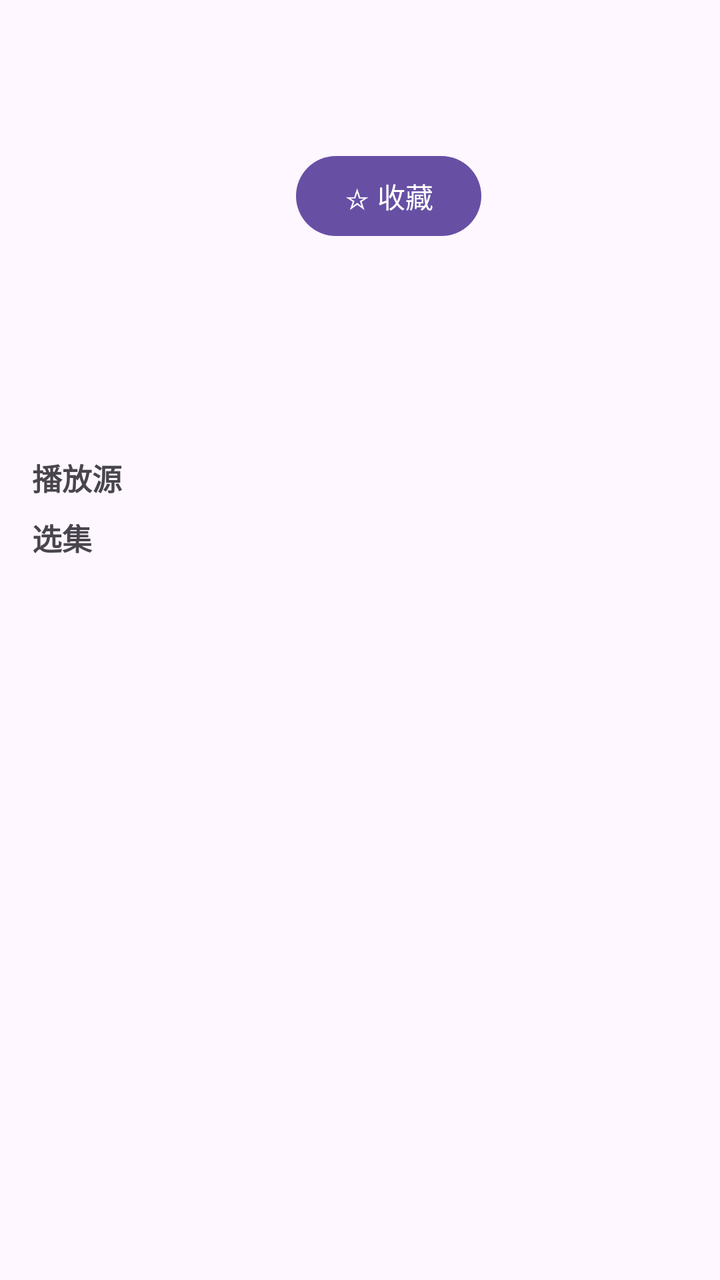
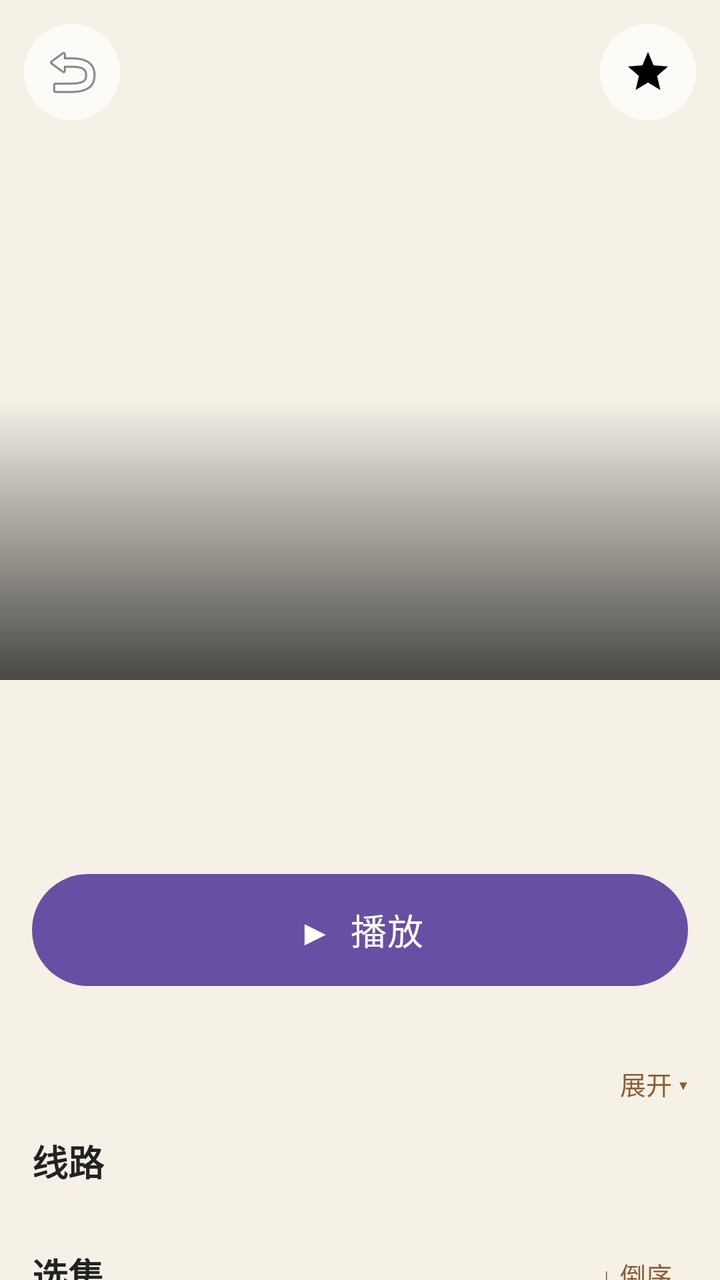

The first picture is an Android layout as it rendered before a commit; the second is the same layout after the commit. The layout source and the unified diff follow.
<!-- AndroidManifest.xml: application theme Theme.BoxZero -->
<!-- res/layout/activity_detail.xml -->
<?xml version="1.0" encoding="utf-8"?>
<ScrollView xmlns:android="http://schemas.android.com/apk/res/android"
    android:layout_width="match_parent"
    android:layout_height="match_parent">

    <LinearLayout
        android:layout_width="match_parent"
        android:layout_height="wrap_content"
        android:orientation="vertical"
        android:padding="16dp">

        <LinearLayout
            android:layout_width="match_parent"
            android:layout_height="wrap_content"
            android:orientation="horizontal">

            <ImageView
                android:id="@+id/poster"
                android:layout_width="120dp"
                android:layout_height="170dp"
                android:scaleType="centerCrop" />

            <LinearLayout
                android:layout_width="match_parent"
                android:layout_height="wrap_content"
                android:layout_marginStart="12dp"
                android:orientation="vertical">

                <TextView
                    android:id="@+id/title"
                    android:layout_width="match_parent"
                    android:layout_height="wrap_content"
                    android:textSize="18sp"
                    android:textStyle="bold" />

                <TextView
                    android:id="@+id/remarks"
                    android:layout_width="match_parent"
                    android:layout_height="wrap_content"
                    android:layout_marginTop="8dp"
                    android:textSize="13sp" />

                <Button
                    android:id="@+id/btnFav"
                    android:layout_width="wrap_content"
                    android:layout_height="wrap_content"
                    android:layout_marginTop="8dp"
                    android:layout_marginEnd="8dp"
                    android:text="☆ 收藏" />

                <Button
                    android:id="@+id/btnTmdb"
                    android:layout_width="wrap_content"
                    android:layout_height="wrap_content"
                    android:layout_marginTop="8dp"
                    android:text="TMDB 补全"
                    android:visibility="gone" />
            </LinearLayout>
        </LinearLayout>

        <TextView
            android:id="@+id/content"
            android:layout_width="match_parent"
            android:layout_height="wrap_content"
            android:layout_marginTop="12dp"
            android:textSize="13sp" />

        <TextView
            android:layout_width="match_parent"
            android:layout_height="wrap_content"
            android:layout_marginTop="12dp"
            android:text="播放源"
            android:textSize="15sp"
            android:textStyle="bold" />

        <HorizontalScrollView
            android:layout_width="match_parent"
            android:layout_height="wrap_content">

            <LinearLayout
                android:id="@+id/srcRow"
                android:layout_width="wrap_content"
                android:layout_height="wrap_content"
                android:orientation="horizontal" />
        </HorizontalScrollView>

        <TextView
            android:layout_width="match_parent"
            android:layout_height="wrap_content"
            android:layout_marginTop="8dp"
            android:text="选集"
            android:textSize="15sp"
            android:textStyle="bold" />

        <GridLayout
            android:id="@+id/epGrid"
            android:layout_width="match_parent"
            android:layout_height="wrap_content"
            android:columnCount="4"
            android:layout_marginTop="4dp" />

    </LinearLayout>
</ScrollView>
<!-- resources referenced by this layout -->
<resources>
  <style name="Theme.BoxZero" parent="Theme.Material3.DayNight.NoActionBar">
      </style>
</resources>

<!-- the commit's change to res/layout/activity_detail.xml (unified diff, before → after) -->
@@ -1,103 +1,184 @@
 <?xml version="1.0" encoding="utf-8"?>
-<ScrollView xmlns:android="http://schemas.android.com/apk/res/android"
+<FrameLayout xmlns:android="http://schemas.android.com/apk/res/android"
     android:layout_width="match_parent"
-    android:layout_height="match_parent">
+    android:layout_height="match_parent"
+    android:background="#F6F1E7">
 
-    <LinearLayout
+    <ScrollView
         android:layout_width="match_parent"
-        android:layout_height="wrap_content"
-        android:orientation="vertical"
-        android:padding="16dp">
+        android:layout_height="match_parent"
+        android:scrollbars="none">
 
         <LinearLayout
             android:layout_width="match_parent"
             android:layout_height="wrap_content"
-            android:orientation="horizontal">
+            android:orientation="vertical">
 
-            <ImageView
-                android:id="@+id/poster"
-                android:layout_width="120dp"
-                android:layout_height="170dp"
-                android:scaleType="centerCrop" />
+            <FrameLayout
+                android:layout_width="match_parent"
+                android:layout_height="340dp">
+
+                <ImageView
+                    android:id="@+id/backdrop"
+                    android:layout_width="match_parent"
+                    android:layout_height="match_parent"
+                    android:scaleType="centerCrop" />
+
+                <View
+                    android:layout_width="match_parent"
+                    android:layout_height="140dp"
+                    android:layout_gravity="bottom"
+                    android:background="@drawable/fade_bottom" />
+            </FrameLayout>
 
             <LinearLayout
                 android:layout_width="match_parent"
                 android:layout_height="wrap_content"
-                android:layout_marginStart="12dp"
-                android:orientation="vertical">
+                android:orientation="vertical"
+                android:paddingStart="16dp"
+                android:paddingEnd="16dp">
 
                 <TextView
                     android:id="@+id/title"
                     android:layout_width="match_parent"
                     android:layout_height="wrap_content"
+                    android:ellipsize="end"
+                    android:gravity="center"
+                    android:maxLines="2"
+                    android:textColor="#222222"
+                    android:textSize="24sp"
+                    android:textStyle="bold" />
+
+                <TextView
+                    android:id="@+id/meta"
+                    android:layout_width="match_parent"
+                    android:layout_height="wrap_content"
+                    android:layout_marginTop="8dp"
+                    android:gravity="center"
+                    android:textColor="#777777"
+                    android:textSize="14sp" />
+
+                <TextView
+                    android:id="@+id/tags"
+                    android:layout_width="match_parent"
+                    android:layout_height="wrap_content"
+                    android:layout_marginTop="4dp"
+                    android:gravity="center"
+                    android:textColor="#777777"
+                    android:textSize="13sp" />
+
+                <Button
+                    android:id="@+id/btnPlay"
+                    android:layout_width="match_parent"
+                    android:layout_height="56dp"
+                    android:layout_marginTop="16dp"
+                    android:background="@drawable/btn_play_bg"
+                    android:text="▶  播放"
+                    android:textColor="#FFFFFF"
+                    android:textSize="18sp" />
+
+                <TextView
+                    android:id="@+id/content"
+                    android:layout_width="match_parent"
+                    android:layout_height="wrap_content"
+                    android:layout_marginTop="16dp"
+                    android:ellipsize="end"
+                    android:maxLines="3"
+                    android:textColor="#444444"
+                    android:textSize="14sp"
+                    android:lineSpacingExtra="4dp" />
+
+                <TextView
+                    android:id="@+id/btnExpand"
+                    android:layout_width="match_parent"
+                    android:layout_height="wrap_content"
+                    android:gravity="end"
+                    android:paddingTop="4dp"
+                    android:text="展开 ▾"
+                    android:textColor="#8B5E34"
+                    android:textSize="13sp" />
+
+                <TextView
+                    android:layout_width="match_parent"
+                    android:layout_height="wrap_content"
+                    android:layout_marginTop="16dp"
+                    android:text="线路"
+                    android:textColor="#222222"
                     android:textSize="18sp"
                     android:textStyle="bold" />
 
-                <TextView
-                    android:id="@+id/remarks"
+                <androidx.recyclerview.widget.RecyclerView
+                    android:id="@+id/srcRow"
+                    android:layout_width="match_parent"
+                    android:layout_height="wrap_content"
+                    android:layout_marginTop="10dp"
+                    android:clipToPadding="false"
+                    android:nestedScrollingEnabled="false" />
+
+                <LinearLayout
+                    android:layout_width="match_parent"
+                    android:layout_height="wrap_content"
+                    android:layout_marginTop="16dp"
+                    android:gravity="center_vertical"
+                    android:orientation="horizontal">
+
+                    <TextView
+                        android:layout_width="wrap_content"
+                        android:layout_height="wrap_content"
+                        android:text="选集"
+                        android:textColor="#222222"
+                        android:textSize="18sp"
+                        android:textStyle="bold" />
+
+                    <View
+                        android:layout_width="0dp"
+                        android:layout_height="1dp"
+                        android:layout_weight="1" />
+
+                    <TextView
+                        android:id="@+id/btnReverse"
+                        android:layout_width="wrap_content"
+                        android:layout_height="wrap_content"
+                        android:padding="8dp"
+                        android:text="↓ 倒序"
+                        android:textColor="#8B5E34"
+                        android:textSize="13sp" />
+                </LinearLayout>
+
+                <GridLayout
+                    android:id="@+id/epGrid"
                     android:layout_width="match_parent"
                     android:layout_height="wrap_content"
                     android:layout_marginTop="8dp"
-                    android:textSize="13sp" />
+                    android:columnCount="3" />
 
-                <Button
-                    android:id="@+id/btnFav"
-                    android:layout_width="wrap_content"
-                    android:layout_height="wrap_content"
-                    android:layout_marginTop="8dp"
-                    android:layout_marginEnd="8dp"
-                    android:text="☆ 收藏" />
-
-                <Button
-                    android:id="@+id/btnTmdb"
-                    android:layout_width="wrap_content"
-                    android:layout_height="wrap_content"
-                    android:layout_marginTop="8dp"
-                    android:text="TMDB 补全"
-                    android:visibility="gone" />
+                <View
+                    android:layout_width="match_parent"
+                    android:layout_height="40dp" />
             </LinearLayout>
         </LinearLayout>
+    </ScrollView>
 
-        <TextView
-            android:id="@+id/content"
-            android:layout_width="match_parent"
-            android:layout_height="wrap_content"
-            android:layout_marginTop="12dp"
-            android:textSize="13sp" />
+    <ImageButton
+        android:id="@+id/btnBack"
+        android:layout_width="48dp"
+        android:layout_height="48dp"
+        android:layout_gravity="top|start"
+        android:layout_margin="12dp"
+        android:background="@drawable/circle_frosted"
+        android:contentDescription="返回"
+        android:padding="12dp"
+        android:src="@android:drawable/ic_menu_revert" />
 
-        <TextView
-            android:layout_width="match_parent"
-            android:layout_height="wrap_content"
-            android:layout_marginTop="12dp"
-            android:text="播放源"
-            android:textSize="15sp"
-            android:textStyle="bold" />
+    <ImageButton
+        android:id="@+id/btnStar"
+        android:layout_width="48dp"
+        android:layout_height="48dp"
+        android:layout_gravity="top|end"
+        android:layout_margin="12dp"
+        android:background="@drawable/circle_frosted"
+        android:contentDescription="收藏"
+        android:padding="12dp"
+        android:src="@drawable/ic_star" />
 
-        <HorizontalScrollView
-            android:layout_width="match_parent"
-            android:layout_height="wrap_content">
-
-            <LinearLayout
-                android:id="@+id/srcRow"
-                android:layout_width="wrap_content"
-                android:layout_height="wrap_content"
-                android:orientation="horizontal" />
-        </HorizontalScrollView>
-
-        <TextView
-            android:layout_width="match_parent"
-            android:layout_height="wrap_content"
-            android:layout_marginTop="8dp"
-            android:text="选集"
-            android:textSize="15sp"
-            android:textStyle="bold" />
-
-        <GridLayout
-            android:id="@+id/epGrid"
-            android:layout_width="match_parent"
-            android:layout_height="wrap_content"
-            android:columnCount="4"
-            android:layout_marginTop="4dp" />
-
-    </LinearLayout>
-</ScrollView>
+</FrameLayout>
<!-- resource entries referenced after the edit -->
@@ -1,5 +1,34 @@
 <!-- resources referenced by this layout -->
 <resources>
+  <!-- drawable btn_play_bg (drawable) -->
+  <?xml version="1.0" encoding="utf-8"?>
+  <shape xmlns:android="http://schemas.android.com/apk/res/android"
+      android:shape="rectangle">
+      <solid android:color="#8B5E34" />
+      <corners android:radius="28dp" />
+  </shape>
+  <!-- drawable circle_frosted (drawable) -->
+  <?xml version="1.0" encoding="utf-8"?>
+  <shape xmlns:android="http://schemas.android.com/apk/res/android"
+      android:shape="oval">
+      <solid android:color="#B3FFFFFF" />
+  </shape>
+  <!-- drawable fade_bottom (drawable) -->
+  <?xml version="1.0" encoding="utf-8"?>
+  <shape xmlns:android="http://schemas.android.com/apk/res/android"
+      android:shape="rectangle">
+      <gradient
+          android:angle="270"
+          android:startColor="#00000000"
+          android:endColor="#B3000000" />
+  </shape>
+  <!-- drawable ic_star (drawable) -->
+  <vector xmlns:android="http://schemas.android.com/apk/res/android"
+      android:width="24dp" android:height="24dp"
+      android:viewportWidth="24" android:viewportHeight="24">
+      <path android:fillColor="#000000"
+          android:pathData="M12,17.27L18.18,21l-1.64,-7.03L22,9.24l-7.19,-0.61L12,2 9.19,8.63 2,9.24l5.46,4.73L5.82,21z" />
+  </vector>
   <style name="Theme.BoxZero" parent="Theme.Material3.DayNight.NoActionBar">
       </style>
 </resources>
